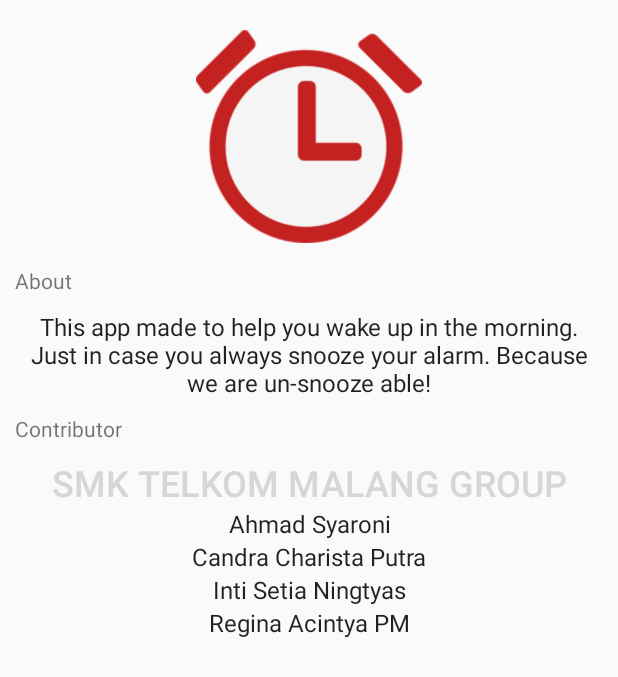
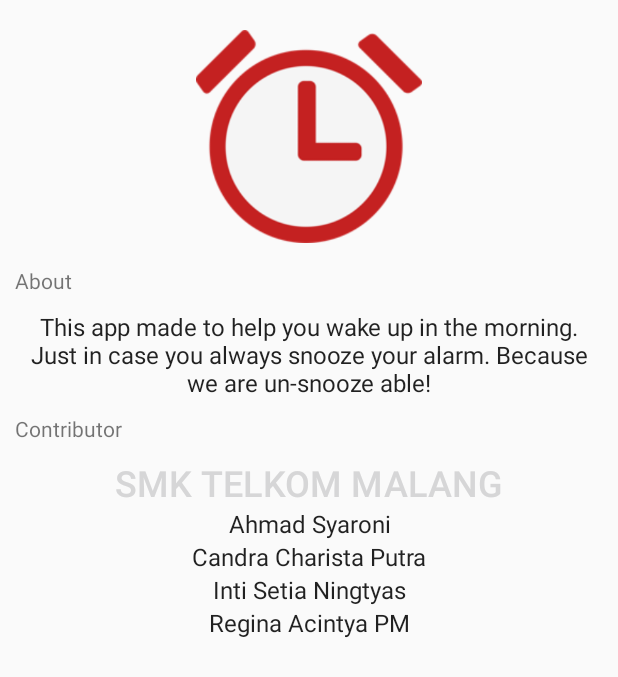
Before and after one commit to IntiSetia/WakeMeUp, an Android app: the layout layout.xml on its own in the app's theme, with its tools: preview values and no code run, on a phone screen of 412 x 824 dp. Shown: the top 677 px of the screen. Run offline under Robolectric (Android 15) with nearby library versions, the phone set to English and light mode, and no system bars.

Commit message:
Menambahkan dan memperbaiki about us

```diff
--- a/app/src/main/res/layout/layout.xml
+++ b/app/src/main/res/layout/layout.xml
@@ -49,7 +49,7 @@
         android:layout_height="wrap_content"
         android:paddingLeft="20dp"
         android:paddingRight="20dp"
-        android:text="SMK TELKOM MALANG GROUP"
+        android:text="SMK TELKOM MALANG"
         android:textAlignment="center"
         android:textAppearance="@style/TextAppearance.AppCompat.Body2"
         android:textColor="@color/colorAccent"
```
